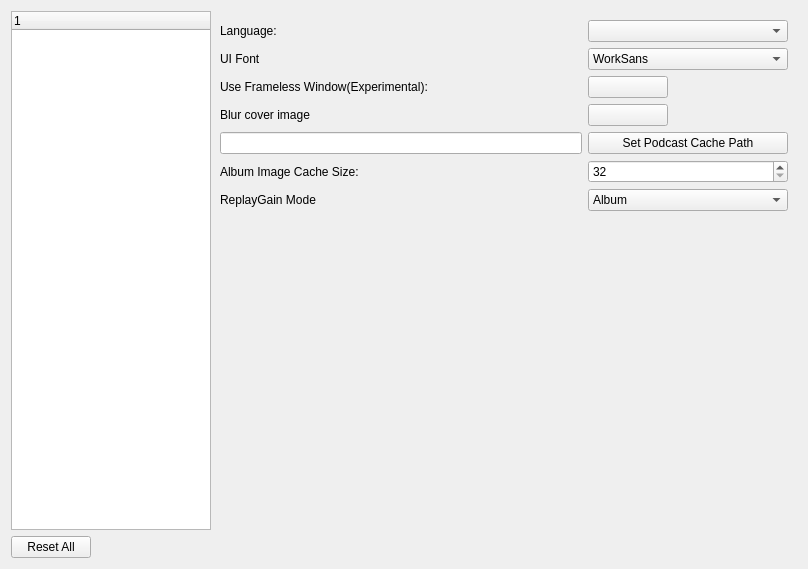
First picture: the form in src/xamp/preferencedialog.ui, repository billlin0904/xamp2, before the edit.
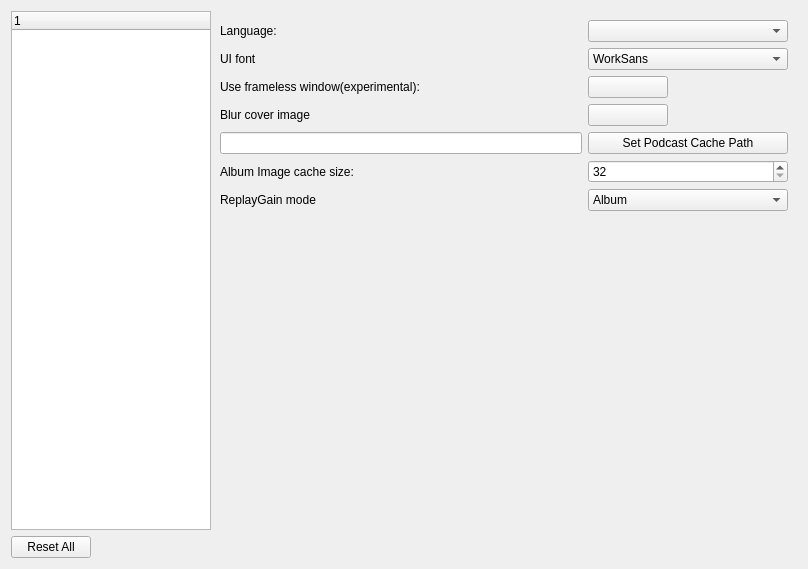
Second picture: the form after the edit. Custom widgets are drawn as their Qt base class.

What changed in the file:
```diff
--- a/src/xamp/preferencedialog.ui
+++ b/src/xamp/preferencedialog.ui
@@ -157,7 +157,7 @@
             </size>
            </property>
            <property name="text">
-            <string>Album Image Cache Size:</string>
+            <string>Album Image cache size:</string>
            </property>
           </widget>
          </item>
@@ -183,7 +183,7 @@
             </size>
            </property>
            <property name="text">
-            <string>ReplayGain Mode</string>
+            <string>ReplayGain mode</string>
            </property>
           </widget>
          </item>
@@ -231,7 +231,7 @@
             </sizepolicy>
            </property>
            <property name="text">
-            <string>Use Frameless Window(Experimental):</string>
+            <string>Use frameless window(experimental):</string>
            </property>
           </widget>
          </item>
@@ -257,7 +257,7 @@
             </size>
            </property>
            <property name="text">
-            <string>UI Font</string>
+            <string>UI font</string>
            </property>
           </widget>
          </item>
```
